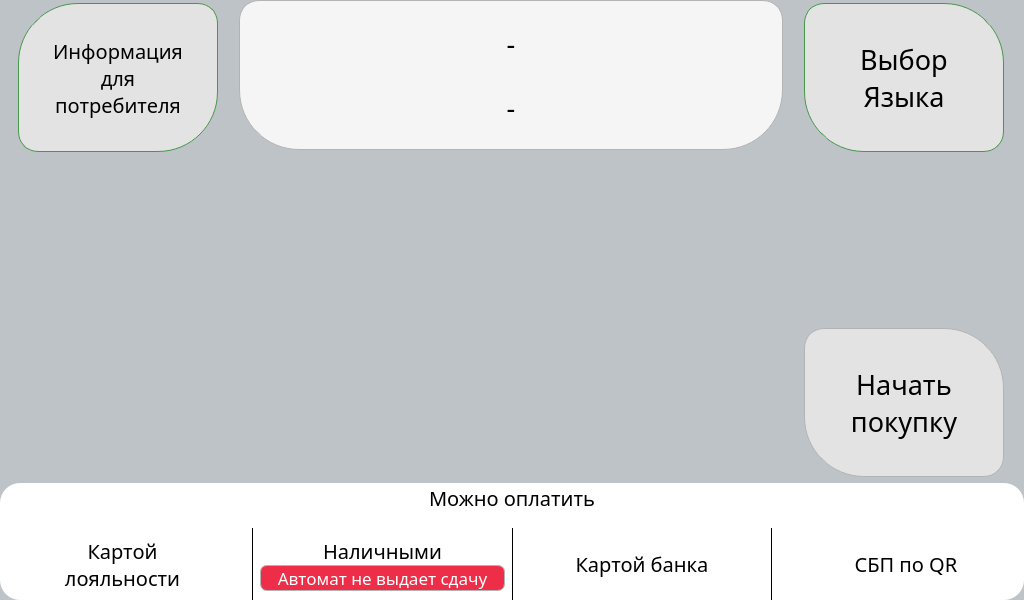
Old version of the form services/gui/resources/ui_interface/waiting_window.ui in the repository dmitriymikryukov/vodobox-pro.
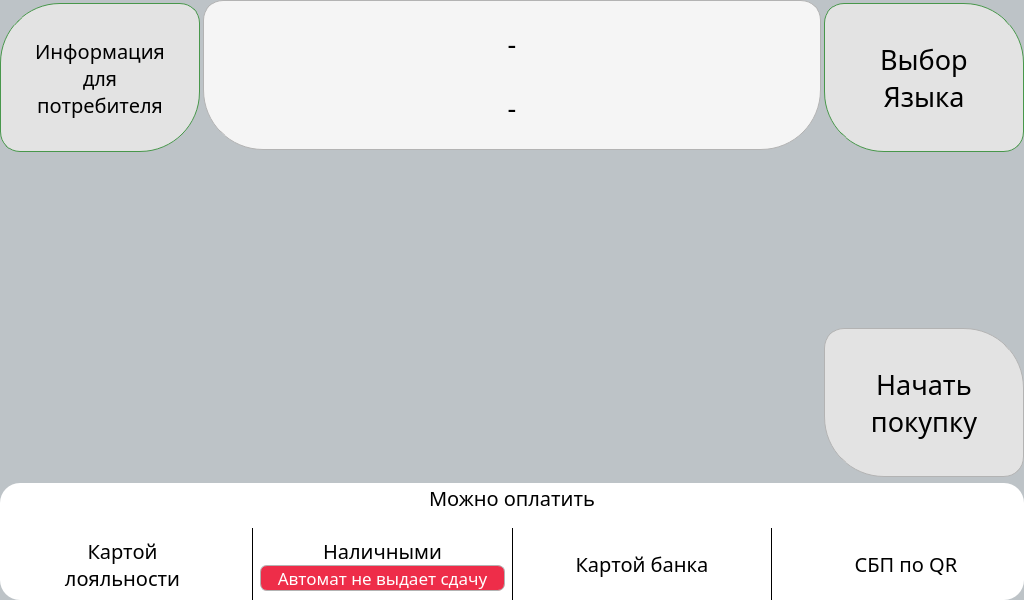
New version of the form.

Commit message: testing wating window

What changed in the file:
```diff
--- a/services/gui/resources/ui_interface/waiting_window.ui
+++ b/services/gui/resources/ui_interface/waiting_window.ui
@@ -503,12 +503,12 @@
          <property name="bottomMargin">
           <number>3</number>
          </property>
-         <item>
+         <item alignment="Qt::AlignLeft">
           <widget class="QFrame" name="frame_6">
-           <property name="maximumSize">
+           <property name="minimumSize">
             <size>
              <width>200</width>
-             <height>16777215</height>
+             <height>0</height>
             </size>
            </property>
            <property name="frameShape">
@@ -1040,17 +1040,11 @@
             <bool>true</bool>
            </property>
            <property name="sizePolicy">
-            <sizepolicy hsizetype="Preferred" vsizetype="Preferred">
+            <sizepolicy hsizetype="Expanding" vsizetype="Preferred">
              <horstretch>0</horstretch>
              <verstretch>0</verstretch>
             </sizepolicy>
            </property>
-           <property name="maximumSize">
-            <size>
-             <width>550</width>
-             <height>16777215</height>
-            </size>
-           </property>
            <property name="frameShape">
             <enum>QFrame::NoFrame</enum>
            </property>
@@ -1745,12 +1739,12 @@
            </layout>
           </widget>
          </item>
-         <item>
+         <item alignment="Qt::AlignRight">
           <widget class="QFrame" name="frame_5">
-           <property name="maximumSize">
+           <property name="minimumSize">
             <size>
              <width>200</width>
-             <height>16777215</height>
+             <height>0</height>
             </size>
            </property>
            <property name="frameShape">
```
The commit also changes 1 other file.
